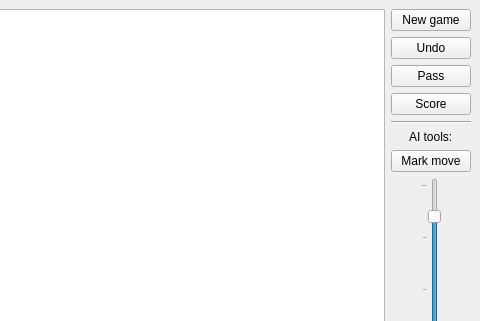
Before: the Qt Designer form TrigoTrain/src/mainwindow.ui in jhlq/Qt, drawn with Qt 5; both pictures show x 420 to 900 and y 0 to 321 of the 900 by 700 pixel window.
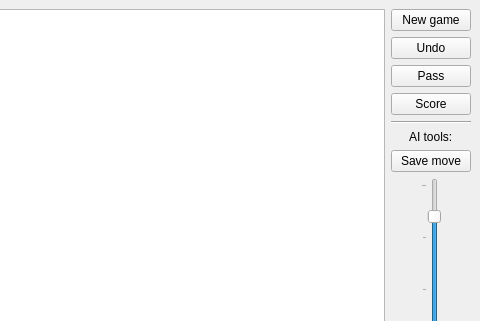
After: the same form once the commit is applied.

Patch:
```diff
--- a/TrigoTrain/src/mainwindow.ui
+++ b/TrigoTrain/src/mainwindow.ui
@@ -77,7 +77,7 @@
            <string>Saves the current move as a training example.</string>
           </property>
           <property name="text">
-           <string>Mark move</string>
+           <string>Save move</string>
           </property>
          </widget>
         </item>
```
